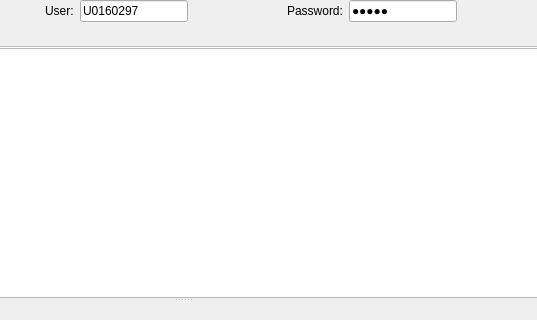
Above: wwqmainwindow.ui from eSKond/WrapWebQuik before the change; both pictures show x 280 to 817 and y 0 to 320 of the 925 by 600 pixel window. Below: the same form after it.
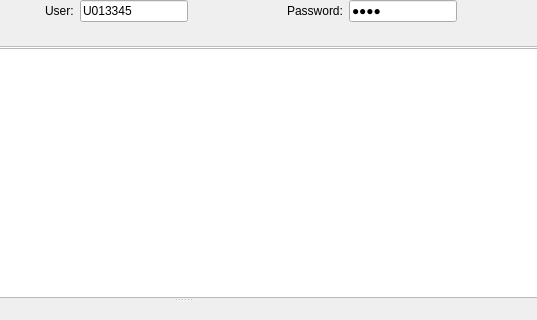
That is the form after the change.

Patch:
```diff
--- a/wwqmainwindow.ui
+++ b/wwqmainwindow.ui
@@ -89,7 +89,7 @@
        <item>
         <widget class="QLineEdit" name="leUser">
          <property name="text">
-          <string>U0160297</string>
+          <string>U013345</string>
          </property>
         </widget>
        </item>
@@ -116,7 +116,7 @@
        <item>
         <widget class="QLineEdit" name="lePassword">
          <property name="text">
-          <string>06959</string>
+          <string>6549</string>
          </property>
          <property name="echoMode">
           <enum>QLineEdit::Password</enum>
```
